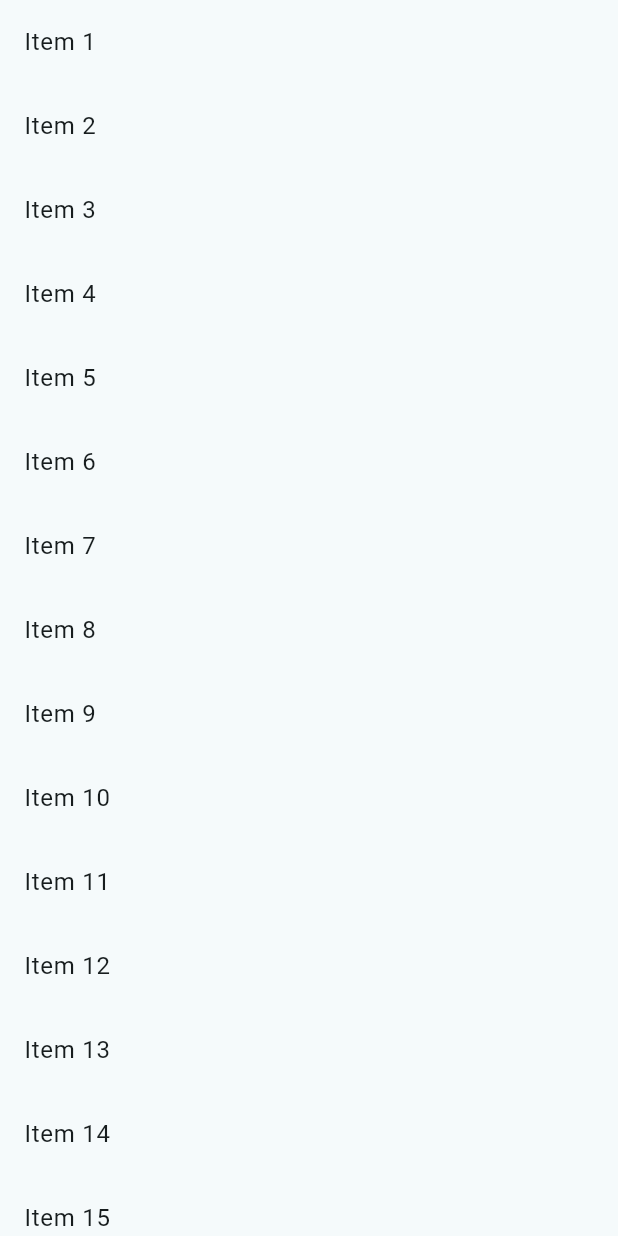
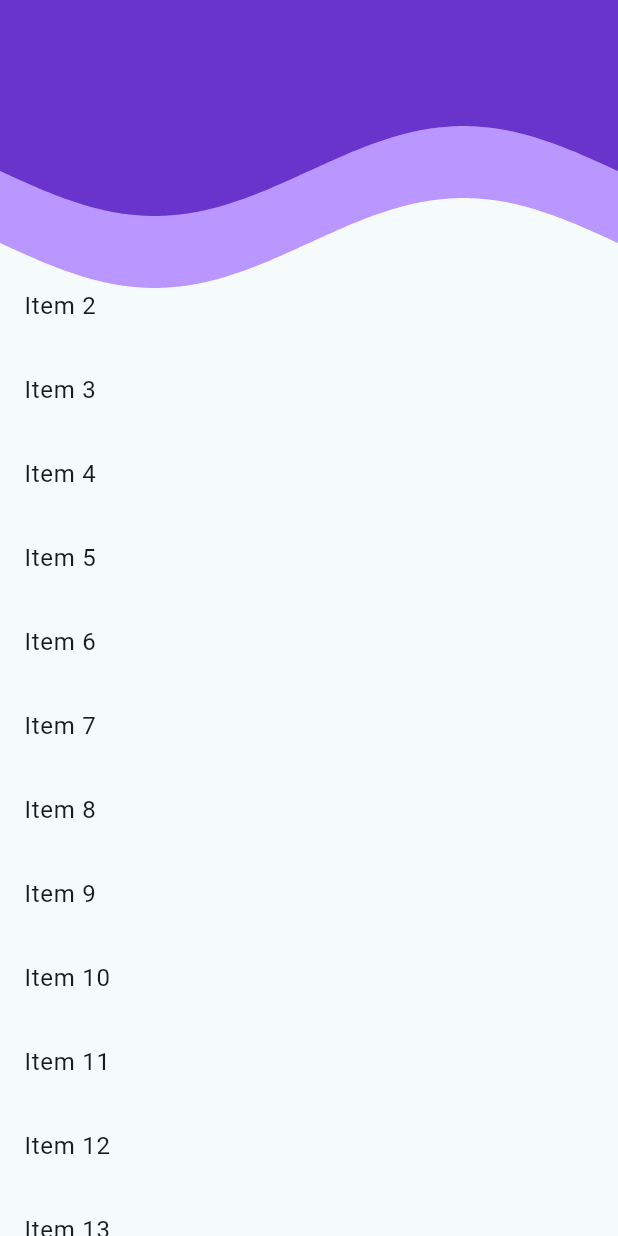
Before and after one commit to hot-cat/charity-app, a Flutter app: the HomeScreen screen opened directly, on a phone screen of 412 x 824 dp. Run offline on Flutter 3.47's test engine with Material 2 defaults, Android fonts, the phone set to English and light mode, and no system bars; drawn by our look-alikes of wave; missing offline and left inert: circular_bottom_navigation.

Commit message:
added scroll in home screen

```diff
--- /dev/null
+++ b/lib/custmolscrollBar.dart
@@ -0,0 +1,81 @@
+import 'dart:math';
+
+import 'package:charity_app/theme.dart';
+import 'package:charity_app/wave.dart';
+import 'package:flutter/material.dart';
+
+class CustomScrollviewAppBar extends StatelessWidget {
+  const CustomScrollviewAppBar({
+    Key? key,
+    required this.offset,
+  }) : super(key: key);
+
+  final double offset;
+
+  @override
+  Widget build(BuildContext context) {
+    /// Here we leverage the maxExtent and minExtent properties
+    /// of SliverAppBar to define the bounds between which
+    /// the SliverAppBar will be animated during scrolling.
+
+    const double maxExtent = 120;
+    const double minExtent = 60;
+
+    final double shrinkOffset = offset;
+
+    final expendPercentage =
+        1.0 - min(1, shrinkOffset / (maxExtent - minExtent));
+
+    // final interpolatedBackgroundColor = Color.lerp(
+    //   Colors.blue,
+    //   Colors.green,
+    //   expendPercentage,
+    // );
+    final interpolatedAlignment = Alignment.lerp(
+      Alignment.topCenter,
+      Alignment.bottomCenter,
+      expendPercentage,
+    );
+    // final interpolatedTextStyle = TextStyle.lerp(
+    //   const TextStyle(
+    //     fontSize: 16,
+    //     fontWeight: FontWeight.w500,
+    //     color: Colors.black,
+    //   ),
+    //   const TextStyle(
+    //     fontSize: 24,
+    //     fontWeight: FontWeight.w800,
+    //     color: Colors.yellow,
+    //   ),
+    //   expendPercentage,
+    // );
+
+    return Stack(
+      children: [
+        Container(
+            height: 0 + (maxExtent - 0) * expendPercentage,
+            color: Colors.black,
+            alignment: interpolatedAlignment,
+            child: IgnorePointer(
+              child: Align(
+                alignment: Alignment.center,
+                child: WavyBar(
+                  color: AppColors.lightPurple,
+                  duration: 60200,
+                  height: -0.6,
+                ),
+              ),
+            )),
+        Container(
+            height: minExtent + (maxExtent - minExtent) * expendPercentage,
+            color: Colors.transparent,
+            alignment: interpolatedAlignment,
+            child: WavyBar(
+              color: AppColors.lightDarkPurple,
+              duration: 60000,
+              height: -0.2,
+            )),
+      ],
+    );
+  }
+}
--- a/lib/home.dart
+++ b/lib/home.dart
@@ -2,6 +2,8 @@ import 'package:charity_app/theme.dart';
 import 'package:flutter/material.dart';
 import 'package:wave/config.dart';
 import 'package:wave/wave.dart';
+
+import 'custmolscrollBar.dart';
 
 class HomeScreen extends StatefulWidget {
   HomeScreen({
@@ -15,16 +17,43 @@ class HomeScreen extends StatefulWidget {
 }
 
 class _HomeScreen extends State<HomeScreen> {
+  final ScrollController _controller = ScrollController();
+
+  double _offset = 0.0;
+
+  @override
+  void initState() {
+    super.initState();
+    _controller.addListener(() {
+      setState(() {
+        _offset = _controller.offset;
+      });
+    });
+  }
+
+  @override
+  void dispose() {
+    _controller.dispose();
+    super.dispose();
+  }
+
   @override
   Widget build(BuildContext context) {
     return Scaffold(
-        body: Center(
-            child: ListView.builder(
-                itemCount: 30,
-                itemBuilder: (BuildContext context, int index) {
-                  return ListTile(
-                    title: Text('Item ${index + 1}'),
-                  );
-                })));
+        body: Column(
+      children: [
+        CustomScrollviewAppBar(offset: _offset),
+        Expanded(
+          child: ListView.builder(
+              itemCount: 30,
+              controller: _controller,
+              itemBuilder: (BuildContext context, int index) {
+                return ListTile(
+                  title: Text((index == 0) ? ' ' : 'Item ${index + 1}'),
+                );
+              }),
+        ),
+      ],
+    ));
   }
 }
--- a/lib/main.dart
+++ b/lib/main.dart
@@ -2,7 +2,7 @@ import 'package:charity_app/home.dart';
 import 'package:charity_app/profile.dart';
 import 'package:charity_app/signed.dart';
 import 'package:charity_app/theme.dart';
-import 'package:charity_app/wavybar.dart';
+import 'package:charity_app/wave.dart';
 import 'package:circular_bottom_navigation/tab_item.dart';
 import 'package:flutter/material.dart';
 import 'package:circular_bottom_navigation/circular_bottom_navigation.dart';
@@ -73,8 +73,8 @@ class _MainState extends State<Main> {
             child: bodyContainer(),
             padding: EdgeInsets.only(bottom: bottomNavBarHeight),
           ),
-          IgnorePointer(
-              child: Align(alignment: Alignment.center, child: WavyBar())),
+          // IgnorePointer(
+          //     child: Align(alignment: Alignment.center, child: WavyBar())),
           Align(alignment: Alignment.bottomCenter, child: bottomNav()),
         ],
       ),
--- /dev/null
+++ b/lib/wave.dart
@@ -0,0 +1,66 @@
+import 'package:charity_app/theme.dart';
+import 'package:flutter/material.dart';
+import 'package:wave/config.dart';
+import 'package:wave/wave.dart';
+
+class WavyBar extends StatefulWidget {
+  WavyBar(
+      {Key? key,
+      required this.color,
+      required this.duration,
+      required this.height})
+      : super(key: key);
+  final Color color;
+  final int duration;
+  final double height;
+
+  @override
+  _WavyBar createState() => _WavyBar(
+        color: color,
+        duration: duration,
+        height: height,
+      );
+}
+
+class _WavyBar extends State<WavyBar> {
+  _WavyBar({required this.color, required this.duration, required this.height});
+  Color color;
+  int duration;
+  double height;
+
+  static const _backgroundColor = Colors.transparent;
+
+  // ignore: prefer_final_fields
+  // List<Colors> _colors = [
+  //   // AppColors.lightPurple,
+  //   // AppColors.lightDarkPurple,
+  // ];
+
+  // static const _durations = [
+  //   80200,
+  //   80000,
+  // ];
+
+  // List<double> _heightPercentages = [
+  //   // 0.66,
+  //   // 0.74,
+  //   // -0.5,
+  //   // -0.2
+  // ];
+  @override
+  Widget build(BuildContext context) {
+    return RotatedBox(
+      quarterTurns: 2,
+      child: WaveWidget(
+        config: CustomConfig(
+          colors: [color],
+          durations: [duration],
+          heightPercentages: [height],
+        ),
+        backgroundColor: _backgroundColor,
+        size: Size(double.infinity, double.infinity),
+        waveAmplitude: 20,
+      ),
+    );
+  }
+}
```
Also changed, not shown: lib/profile.dart (+8 -1 lines), lib/signed.dart (+8 -1 lines), lib/wavybar.dart (deleted, +0 -50 lines).
